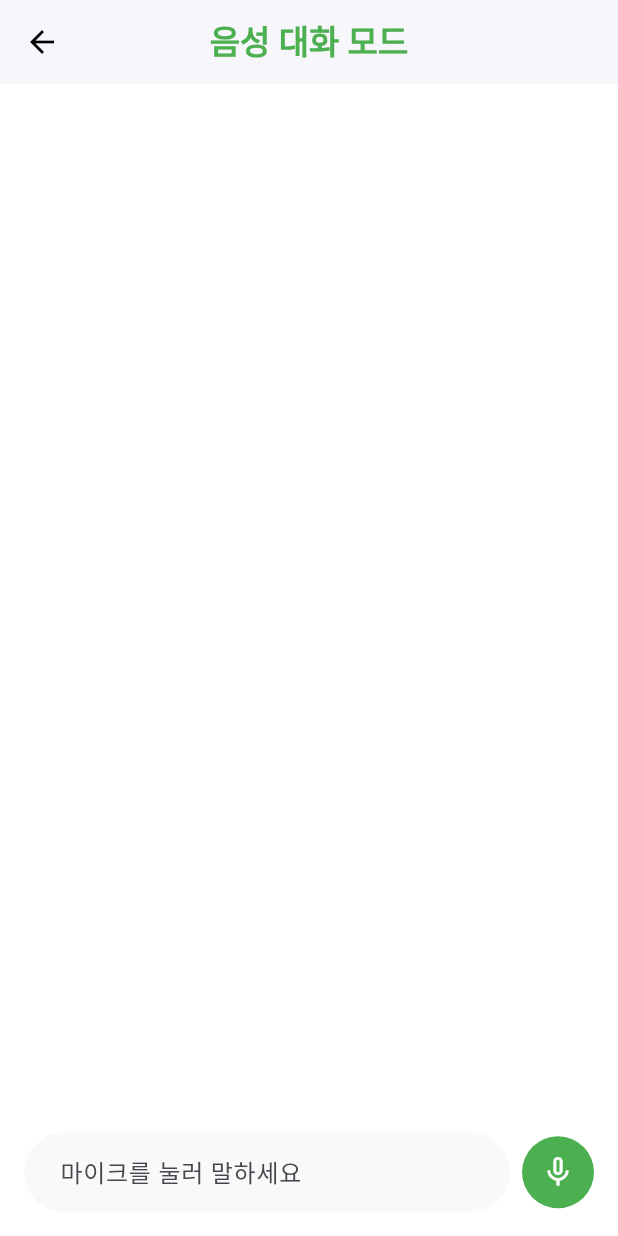
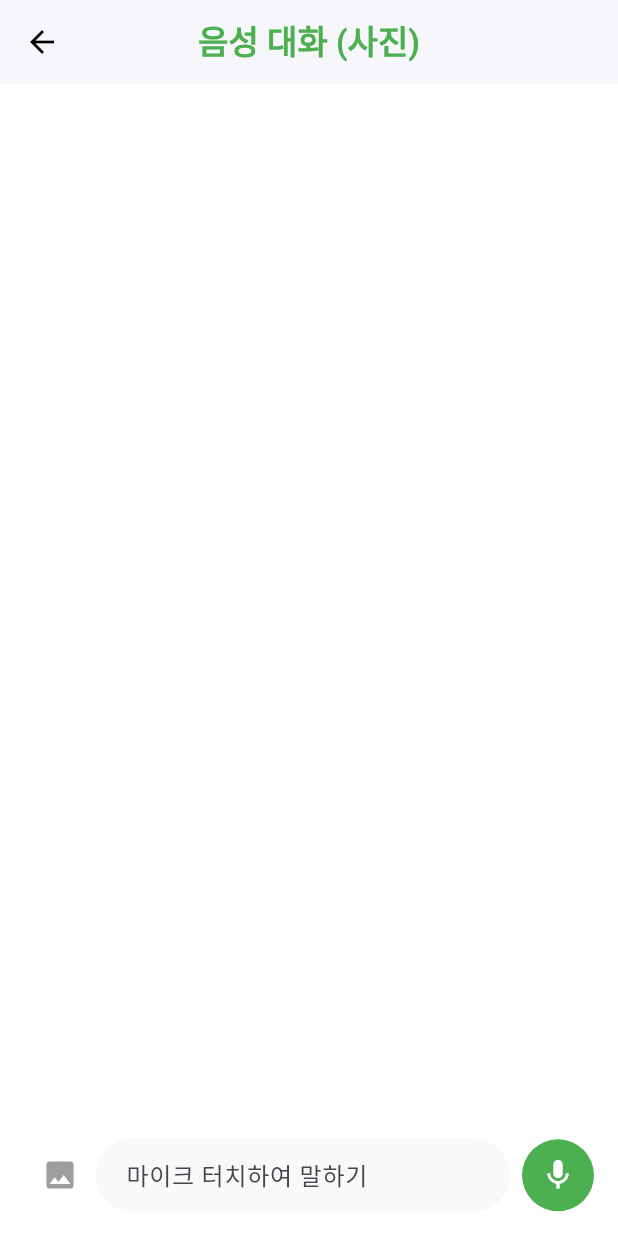
Before and after one commit to milk0129/my_AI, a Flutter app: the screen it shows after launch, after a tap on "음성 대화", on a phone screen of 412 x 824 dp. Run offline on Flutter 3.47's test engine with Material 3 defaults, Android fonts, the phone set to English and light mode, and no system bars; our stand-ins replace flutter_dotenv, flutter_tts, image_picker, permission_handler, speech_to_text.

Commit message:
이미지 전송 기능 추가 및 마이크 권한 오류 수정 완료

```diff
--- a/lib/controller.dart
+++ b/lib/controller.dart
@@ -1,11 +1,13 @@
-// controller.dart
 import 'dart:convert';
+import 'dart:io';
 import 'package:flutter/material.dart';
 import 'package:http/http.dart' as http;
 import 'package:flutter_tts/flutter_tts.dart';
 import 'package:speech_to_text/speech_to_text.dart' as stt;
+import 'package:image_picker/image_picker.dart';
+import 'package:flutter_dotenv/flutter_dotenv.dart';
+import 'package:permission_handler/permission_handler.dart';
 import 'model.dart';
-import 'package:flutter_dotenv/flutter_dotenv.dart';
 
 class GeminiController extends ChangeNotifier {
   static String get _apiKey => dotenv.env['GEMINI_API_KEY'] ?? '';
@@ -14,17 +16,20 @@ class GeminiController extends ChangeNotifier {
   final List<ChatMessage> _messages = [];
   bool _isLoading = false;
 
-  // STT & TTS 객체
   final FlutterTts _flutterTts = FlutterTts();
   final stt.SpeechToText _speech = stt.SpeechToText();
+  final ImagePicker _picker = ImagePicker();
+
   bool _isListening = false;
-  String _currentRecognizedWords = ""; // 음성 인식 중인 텍스트
+  String _currentRecognizedWords = "";
+  XFile? _selectedImage;
 
   // Getters
   List<ChatMessage> get messages => _messages;
   bool get isLoading => _isLoading;
   bool get isListening => _isListening;
   String get currentRecognizedWords => _currentRecognizedWords;
+  XFile? get selectedImage => _selectedImage;
 
   GeminiController() {
     _initTTS();
@@ -33,18 +38,72 @@ class GeminiController extends ChangeNotifier {
 
   void _initTTS() async {
     await _flutterTts.setLanguage("ko-KR");
-    await _flutterTts.setPitch(1.0);
   }
 
+  // ★ [수정됨] STT 상태 변화 감지 로직 추가
   void _initSTT() async {
-    await _speech.initialize();
+    await requestPermission(); // 권한 요청
+
+    try {
+      await _speech.initialize(
+        onStatus: (status) {
+          // 상태가 변할 때마다 로그 출력
+          print('[STT 상태] $status');
+
+          // 만약 STT가 스스로 종료되거나(done), 듣지 않는 상태(notListening)가 되면
+          // 버튼 색깔도 원래대로(초록색) 돌려놓기
+          if (status == 'done' || status == 'notListening') {
+            _isListening = false;
+            notifyListeners(); // 화면 갱신
+          }
+        },
+        onError: (errorNotification) {
+          print('[STT 에러] $errorNotification');
+          _isListening = false;
+          notifyListeners();
+        },
+      );
+    } catch (e) {
+      print('[STT 초기화 에러] $e');
+    }
   }
 
-  // [기능 1] 메시지 전송 및 Gemini 호출
+  Future<void> requestPermission() async {
+    var status = await Permission.microphone.status;
+    if (!status.isGranted) {
+      await Permission.microphone.request();
+    }
+  }
+
+  Future<void> pickImage() async {
+    try {
+      final XFile? image = await _picker.pickImage(source: ImageSource.gallery);
+      if (image != null) {
+        _selectedImage = image;
+        notifyListeners();
+      }
+    } catch (e) {
+      print("사진 선택 에러: $e");
+    }
+  }
+
+  void cancelImage() {
+    _selectedImage = null;
+    notifyListeners();
+  }
+
   Future<void> sendMessage(String userMessage) async {
-    if (userMessage.trim().isEmpty) return;
+    if (userMessage.trim().isEmpty && _selectedImage == null) return;
 
-    _messages.add(ChatMessage(role: 'user', content: userMessage));
+    _messages.add(ChatMessage(
+      role: 'user',
+      content: userMessage,
+      imagePath: _selectedImage?.path,
+    ));
+
+    final String? imageToSendPath = _selectedImage?.path;
+    _selectedImage = null;
+
     _isLoading = true;
     notifyListeners();
 
@@ -55,21 +114,30 @@ class GeminiController extends ChangeNotifier {
         {'key': _apiKey},
       );
 
+      List<Map<String, dynamic>> parts = [];
+      if (userMessage.isNotEmpty) parts.add({"text": userMessage});
+
+      if (imageToSendPath != null) {
+        final File imageFile = File(imageToSendPath);
+        if (await imageFile.exists()) {
+          final bytes = await imageFile.readAsBytes();
+          final base64Image = base64Encode(bytes);
+          parts.add({
+            "inline_data": { "mime_type": "image/jpeg", "data": base64Image }
+          });
+        }
+      }
+
       final response = await http.post(
         url,
         headers: {'Content-Type': 'application/json'},
-        body: jsonEncode({
-          "contents": [{"parts": [{"text": userMessage}]}]
-        }),
+        body: jsonEncode({ "contents": [ { "parts": parts } ] }),
       );
 
       if (response.statusCode == 200) {
         final data = jsonDecode(response.body);
         final String botReply = data['candidates'][0]['content']['parts'][0]['text'];
-
         _messages.add(ChatMessage(role: 'model', content: botReply));
-
-        // AI 응답을 TTS로 읽어주기
         speak(botReply);
       } else {
         _messages.add(ChatMessage(role: 'model', content: 'Error: ${response.statusCode}'));
@@ -82,39 +150,42 @@ class GeminiController extends ChangeNotifier {
     }
   }
 
-  // [기능 2] TTS 말하기
-  Future<void> speak(String text) async {
-    if (text.isNotEmpty) {
-      await _flutterTts.speak(text);
+  Future<void> speak(String text) async => await _flutterTts.speak(text);
+
+  Future<void> startListening() async {
+    // 권한 다시 체크
+    if (await Permission.microphone.isDenied) {
+      await requestPermission();
     }
-  }
 
-  // [기능 3] STT 듣기 시작
-  Future<void> startListening() async {
+    // STT가 초기화되어 있고 사용 가능한지 확인
     bool available = await _speech.initialize();
+
     if (available) {
       _isListening = true;
       notifyListeners();
       _speech.listen(
         onResult: (val) {
+          // 실시간으로 인식된 단어 업데이트
           _currentRecognizedWords = val.recognizedWords;
           notifyListeners();
         },
         localeId: "ko_KR",
       );
+    } else {
+      print("STT 초기화 실패 또는 마이크 사용 불가");
     }
   }
 
-  // [기능 4] STT 듣기 멈춤 및 전송
   Future<void> stopListening() async {
     _isListening = false;
     await _speech.stop();
     notifyListeners();
 
+    // 멈췄을 때 인식된 글자가 있으면 전송
     if (_currentRecognizedWords.isNotEmpty) {
-      // 음성 인식된 텍스트로 메시지 전송
       await sendMessage(_currentRecognizedWords);
-      _currentRecognizedWords = ""; // 초기화
+      _currentRecognizedWords = ""; // 전송 후 초기화
     }
   }
 }
--- a/lib/model.dart
+++ b/lib/model.dart
@@ -1,7 +1,12 @@
 // model.dart
 class ChatMessage {
-  final String role; // 'user' (나) 또는 'model' (AI)
-  final String content;
+  final String role;    // 'user' or 'model'
+  final String content; // 텍스트 내용
+  final String? imagePath;
 
-  ChatMessage({required this.role, required this.content});
+  ChatMessage({
+    required this.role,
+    required this.content,
+    this.imagePath, // 생성자에 추가
+  });
 }
--- a/lib/view.dart
+++ b/lib/view.dart
@@ -1,9 +1,9 @@
-// view.dart
+import 'dart:io'; // 파일 이미지 표시용
 import 'package:flutter/material.dart';
 import 'controller.dart';
 import 'model.dart';
 
-// [1] 첫 화면: 모드 선택 (새로 추가된 부분)
+// [1] 첫 화면: 모드 선택
 class HomeScreen extends StatelessWidget {
   const HomeScreen({super.key});
 
@@ -15,74 +15,41 @@ class HomeScreen extends StatelessWidget {
         child: Column(
           mainAxisAlignment: MainAxisAlignment.center,
           children: [
-            // 로고 또는 아이콘
             const Icon(Icons.smart_toy_rounded, size: 80, color: Color(0xFF81C784)),
             const SizedBox(height: 20),
             const Text(
               'My Gemini',
-              style: TextStyle(
-                fontSize: 32,
-                fontWeight: FontWeight.bold,
-                color: Color(0xFF4CAF50),
-              ),
+              style: TextStyle(fontSize: 32, fontWeight: FontWeight.bold, color: Color(0xFF4CAF50)),
             ),
             const SizedBox(height: 60),
-
-            // 텍스트 모드 버튼
-            _buildModeButton(
-              context,
-              icon: Icons.keyboard,
-              label: '텍스트 대화',
-              isVoiceMode: false,
-            ),
+            _buildModeButton(context, icon: Icons.keyboard, label: '텍스트 대화', isVoiceMode: false),
             const SizedBox(height: 20),
-
-            // 음성 모드 버튼
-            _buildModeButton(
-              context,
-              icon: Icons.mic,
-              label: '음성 대화',
-              isVoiceMode: true,
-            ),
+            _buildModeButton(context, icon: Icons.mic, label: '음성 대화', isVoiceMode: true),
           ],
         ),
       ),
     );
   }
 
-  // 버튼 디자인 위젯
   Widget _buildModeButton(BuildContext context, {required IconData icon, required String label, required bool isVoiceMode}) {
     return SizedBox(
-      width: 250,
-      height: 60,
+      width: 250, height: 60,
       child: ElevatedButton.icon(
-        onPressed: () {
-          Navigator.push(
-            context,
-            MaterialPageRoute(
-              builder: (context) => ChatScreen(isVoiceMode: isVoiceMode),
-            ),
-          );
-        },
+        onPressed: () => Navigator.push(context, MaterialPageRoute(builder: (context) => ChatScreen(isVoiceMode: isVoiceMode))),
         icon: Icon(icon, color: Colors.white),
-        label: Text(
-          label,
-          style: const TextStyle(fontSize: 18, color: Colors.white, fontWeight: FontWeight.bold),
-        ),
+        label: Text(label, style: const TextStyle(fontSize: 18, color: Colors.white, fontWeight: FontWeight.bold)),
         style: ElevatedButton.styleFrom(
-          backgroundColor: const Color(0xFF81C784), // 연두색
-          elevation: 2,
-          shape: RoundedRectangleBorder(borderRadius: BorderRadius.circular(30)),
+            backgroundColor: const Color(0xFF81C784),
+            shape: RoundedRectangleBorder(borderRadius: BorderRadius.circular(30))
         ),
       ),
     );
   }
 }
 
-// [2] 채팅 화면 (기존 코드 수정: 모드 전달받음)
+// [2] 채팅 화면
 class ChatScreen extends StatefulWidget {
-  final bool isVoiceMode; // 모드 확인 변수
-
+  final bool isVoiceMode;
   const ChatScreen({super.key, required this.isVoiceMode});
 
   @override
@@ -93,23 +60,17 @@ class _ChatScreenState extends State<ChatScreen> {
   final TextEditingController _textController = TextEditingController();
   final GeminiController _controller = GeminiController();
   final ScrollController _scrollController = ScrollController();
-  late FocusNode _focusNode; // 키보드 포커스 제어용
+  late FocusNode _focusNode;
 
   @override
   void initState() {
     super.initState();
     _focusNode = FocusNode();
     _controller.addListener(_updateView);
-
-    // 텍스트 모드라면 자동으로 키보드 띄우기
+    // 텍스트 모드일 때만 키보드 자동 올림
     if (!widget.isVoiceMode) {
-      WidgetsBinding.instance.addPostFrameCallback((_) {
-        FocusScope.of(context).requestFocus(_focusNode);
-      });
+      WidgetsBinding.instance.addPostFrameCallback((_) => FocusScope.of(context).requestFocus(_focusNode));
     }
-
-    // 음성 모드라면 (원한다면) 자동으로 듣기 시작하게 할 수도 있음
-    // if (widget.isVoiceMode) { _controller.startListening(); }
   }
 
   @override
@@ -124,17 +85,19 @@ class _ChatScreenState extends State<ChatScreen> {
   void _updateView() {
     if (mounted) {
       setState(() {});
+      // 메시지가 추가되면 스크롤을 맨 아래로 이동
       if (_controller.messages.isNotEmpty && !_controller.isLoading) {
         WidgetsBinding.instance.addPostFrameCallback((_) {
           if (_scrollController.hasClients) {
             _scrollController.animateTo(
                 _scrollController.position.maxScrollExtent,
                 duration: const Duration(milliseconds: 300),
-              curve: Curves.easeOut,
+                curve: Curves.easeOut
             );
           }
         });
       }
+      // 음성 인식 중이면 텍스트 필드에 실시간 반영
       if (_controller.isListening) {
         _textController.text = _controller.currentRecognizedWords;
       }
@@ -148,15 +111,14 @@ class _ChatScreenState extends State<ChatScreen> {
       appBar: AppBar(
         backgroundColor: Colors.white,
         elevation: 1,
-        // 타이틀을 모드에 따라 다르게 표시
         title: Text(
-          widget.isVoiceMode ? '음성 대화 모드' : '텍스트 대화 모드',
-          style: const TextStyle(fontWeight: FontWeight.bold, color: Color(0xFF4CAF50)),
+            widget.isVoiceMode ? '음성 대화 (사진)' : '텍스트 대화 (사진)',
+            style: const TextStyle(fontWeight: FontWeight.bold, color: Color(0xFF4CAF50))
         ),
         centerTitle: true,
         leading: IconButton(
             icon: const Icon(Icons.arrow_back, color: Colors.black),
-          onPressed: () => Navigator.pop(context),
+            onPressed: () => Navigator.pop(context)
         ),
       ),
       body: Column(
@@ -167,68 +129,113 @@ class _ChatScreenState extends State<ChatScreen> {
               padding: const EdgeInsets.all(16),
               itemCount: _controller.messages.length,
               itemBuilder: (context, index) {
-                final message = _controller.messages[index];
-                return _buildMessageBubble(message);
+                return _buildMessageBubble(_controller.messages[index]);
               },
             ),
           ),
           if (_controller.isLoading)
-            const Padding(
-              padding: EdgeInsets.all(8.0),
-              child: CircularProgressIndicator(color: Color(0xFF81C784)),
-            ),
+            const Padding(padding: EdgeInsets.all(8.0), child: CircularProgressIndicator(color: Color(0xFF81C784))),
+
           _buildInputArea(),
         ],
       ),
     );
   }
 
+  // 말풍선 UI
   Widget _buildMessageBubble(ChatMessage message) {
     final isUser = message.role == 'user';
     return Align(
       alignment: isUser ? Alignment.centerRight : Alignment.centerLeft,
       child: Container(
         margin: const EdgeInsets.symmetric(vertical: 4),
-        padding: const EdgeInsets.symmetric(horizontal: 16, vertical: 10),
+        padding: const EdgeInsets.all(12),
         constraints: BoxConstraints(maxWidth: MediaQuery.of(context).size.width * 0.75),
         decoration: BoxDecoration(
           color: isUser ? const Color(0xFF81C784) : const Color(0xFFF1F3F4),
-          borderRadius: BorderRadius.only(
-            topLeft: const Radius.circular(16),
-            topRight: const Radius.circular(16),
-            bottomLeft: isUser ? const Radius.circular(16) : Radius.circular(0),
-            bottomRight: isUser ? Radius.circular(0) : const Radius.circular(16),
+          borderRadius: BorderRadius.circular(16),
+        ),
+        child: Column(
+          crossAxisAlignment: CrossAxisAlignment.start,
+          children: [
+            // 사진이 있으면 표시
+            if (message.imagePath != null)
+              Padding(
+                padding: const EdgeInsets.only(bottom: 8.0),
+                child: ClipRRect(
+                  borderRadius: BorderRadius.circular(10),
+                  child: Image.file(File(message.imagePath!), fit: BoxFit.cover),
                 ),
               ),
-        child: Text(
+            // 텍스트 내용
+            if (message.content.isNotEmpty)
+              Text(
                   message.content,
-          style: TextStyle(color: isUser ? Colors.white : Colors.black87),
+                  style: TextStyle(color: isUser ? Colors.white : Colors.black87, fontSize: 16)
+              ),
+          ],
         ),
       ),
     );
   }
 
+  // 입력창 UI (여기가 수정됨)
   Widget _buildInputArea() {
     return Container(
       padding: const EdgeInsets.all(16),
       color: Colors.white,
+      child: Column(
+        children: [
+          // 사진 미리보기 영역
+          if (_controller.selectedImage != null)
+            Padding(
+              padding: const EdgeInsets.only(bottom: 10),
               child: Row(
                 children: [
+                  Stack(
+                    alignment: Alignment.topRight,
+                    children: [
+                      ClipRRect(
+                        borderRadius: BorderRadius.circular(8),
+                        child: Image.file(
+                          File(_controller.selectedImage!.path),
+                          width: 80, height: 80, fit: BoxFit.cover,
+                        ),
+                      ),
+                      GestureDetector(
+                        onTap: () => _controller.cancelImage(),
+                        child: Container(
+                          decoration: const BoxDecoration(color: Colors.black54, shape: BoxShape.circle),
+                          child: const Icon(Icons.close, color: Colors.white, size: 20),
+                        ),
+                      ),
+                    ],
+                  ),
+                ],
+              ),
+            ),
+
+          Row(
+            children: [
+              // 갤러리 버튼
+              IconButton(
+                icon: const Icon(Icons.image, color: Colors.grey),
+                onPressed: () => _controller.pickImage(),
+              ),
+
               Expanded(
                 child: TextField(
                   controller: _textController,
-              focusNode: _focusNode, // 포커스 제어
+                  focusNode: _focusNode,
                   decoration: InputDecoration(
-                hintText: _controller.isListening ? '듣고 있어요...' : (widget.isVoiceMode ? '마이크를 눌러 말하세요' : '메시지 입력'),
+                    // 힌트 텍스트 변경: 터치 방식에 맞게 수정
+                    hintText: widget.isVoiceMode
+                        ? (_controller.isListening ? '듣고 있어요...' : '마이크 터치하여 말하기')
+                        : '메시지 입력...',
                     filled: true,
                     fillColor: const Color(0xFFF9F9F9),
-                contentPadding: const EdgeInsets.symmetric(horizontal: 20, vertical: 14),
-                border: OutlineInputBorder(
-                    borderRadius: BorderRadius.circular(30), borderSide: BorderSide.none),
-                focusedBorder: OutlineInputBorder(
-                  borderRadius: BorderRadius.circular(30),
-                  borderSide: const BorderSide(color: Color(0xFF81C784)),
-                ),
+                    contentPadding: const EdgeInsets.symmetric(horizontal: 16, vertical: 12),
+                    border: OutlineInputBorder(borderRadius: BorderRadius.circular(30), borderSide: BorderSide.none),
                   ),
                   onSubmitted: (_) {
                     _controller.sendMessage(_textController.text);
@@ -238,36 +245,46 @@ class _ChatScreenState extends State<ChatScreen> {
               ),
               const SizedBox(width: 8),
 
-          // [UI 분기] 음성 모드면 마이크가 메인, 텍스트 모드면 전송 버튼이 메인
+              // [수정된 부분] 전송 or 마이크 토글 버튼
               if (widget.isVoiceMode)
-            GestureDetector(
-              onLongPressStart: (_) => _controller.startListening(),
-              onLongPressEnd: (_) {
+              // ★ 음성 모드: 터치해서 켜고 끄기 (Toggle)
+                InkWell(
+                  onTap: () {
+                    if (_controller.isListening) {
+                      // 듣고 있었다면 -> 멈추고 전송
                       _controller.stopListening();
                       _textController.clear();
+                    } else {
+                      // 안 듣고 있었다면 -> 듣기 시작
+                      _controller.startListening();
+                    }
                   },
+                  borderRadius: BorderRadius.circular(24),
                   child: CircleAvatar(
+                    // 듣는 중이면 빨간색, 아니면 초록색
                     backgroundColor: _controller.isListening ? Colors.redAccent : const Color(0xFF4CAF50),
                     radius: 24,
                     child: Icon(
-                  _controller.isListening ? Icons.mic : Icons.mic_none,
+                      // 듣는 중이면 정지 아이콘, 아니면 마이크 아이콘
+                      _controller.isListening ? Icons.stop : Icons.mic,
                       color: Colors.white,
                     ),
                   ),
                 )
               else
+              // ★ 텍스트 모드: 전송 버튼
                 CircleAvatar(
                   backgroundColor: const Color(0xFF81C784),
                   radius: 24,
                   child: IconButton(
                     icon: const Icon(Icons.send, color: Colors.white, size: 20),
                     onPressed: () {
-                  if (_textController.text.isNotEmpty) {
                       _controller.sendMessage(_textController.text);
                       _textController.clear();
-                  }
                     },
                   ),
+                ),
+            ],
           ),
         ],
       ),
--- a/pubspec.yaml
+++ b/pubspec.yaml
@@ -38,6 +38,7 @@ dependencies:
   speech_to_text: ^7.3.0  # STT (듣기)
   permission_handler: ^11.3.0 # 권한 관리
   flutter_dotenv: ^5.1.0
+  image_picker: ^1.0.7
 
 dev_dependencies:
   flutter_test:
```
Also changed, not shown: pubspec.lock, 2 other files. Lines whose indentation alone changed are shown as unchanged.
